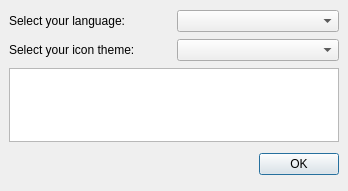
First picture: the form in core/rzxintroui.ui, repository Fruneau/qRezix, before the edit.
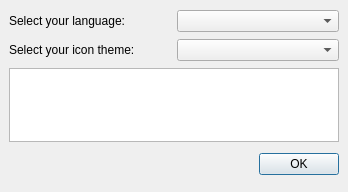
Second picture: the form after the edit.

Commit message: Correction de quelques paramÃštres sur la fenÃªtre d'ouverture

The edit to the form file:
```diff
--- a/core/rzxintroui.ui
+++ b/core/rzxintroui.ui
@@ -9,7 +9,7 @@
     <x>0</x>
     <y>0</y>
     <width>348</width>
-    <height>191</height>
+    <height>192</height>
    </rect>
   </property>
   <property name="windowTitle" >
```
Left out of the diff: 3 changed lines with no effect on the pictures.
